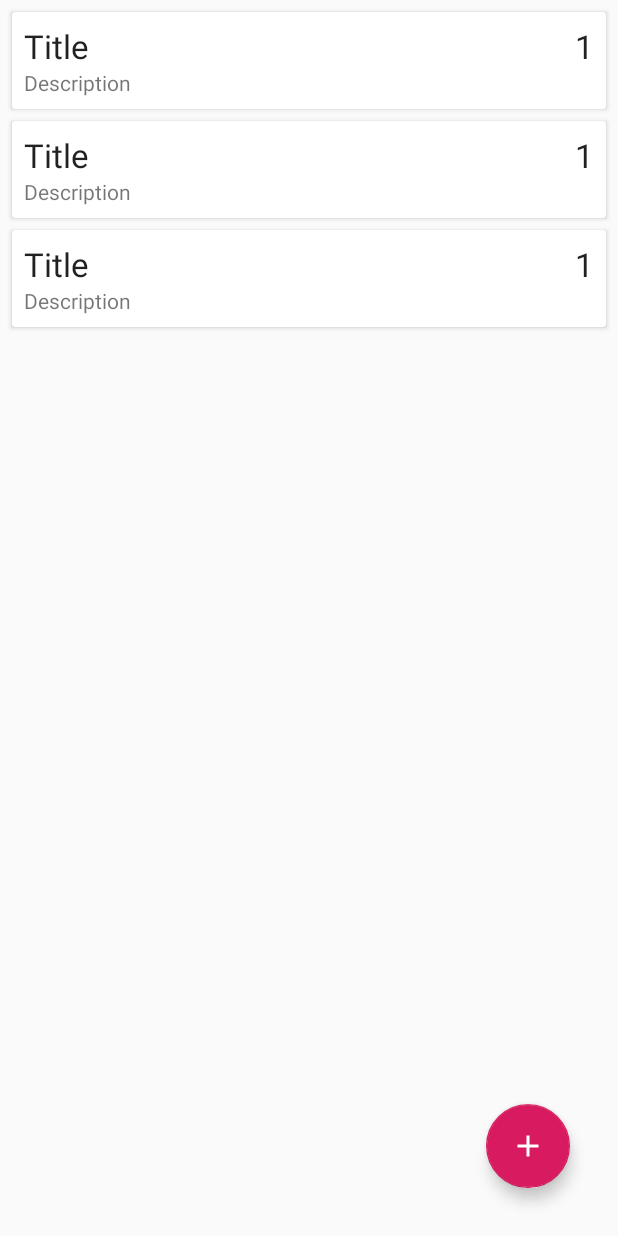
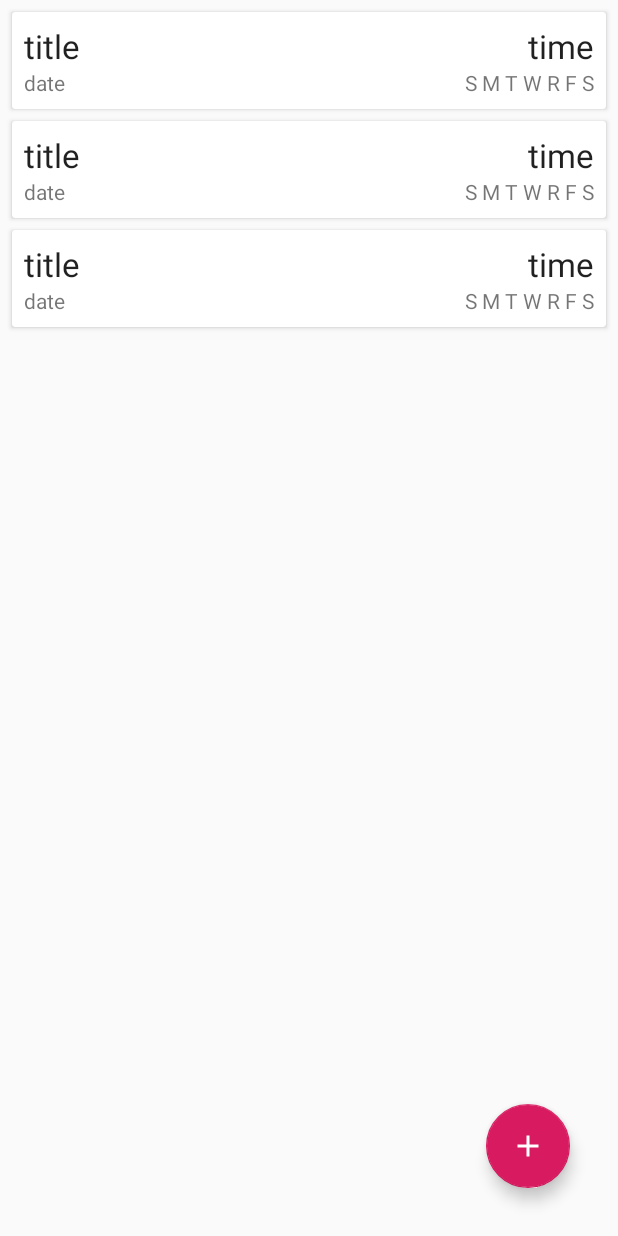
Before and after one commit to Stirk91/Android-Alarm-Clock-App, an Android app: the layout activity_main.xml on its own in the app's theme, with its tools: preview values and no code run, on a phone screen of 412 x 824 dp. Run offline under Robolectric (Android 15) with nearby library versions, the phone set to English and light mode, and no system bars.

Commit message:
Added Sets Days button and text for the days of the week in the alarm item layout

```diff
--- a/app/src/main/java/com/example/lindenstirk/customalarmmanagerv6/AlarmDao.java
+++ b/app/src/main/java/com/example/lindenstirk/customalarmmanagerv6/AlarmDao.java
@@ -25,6 +25,6 @@ public interface AlarmDao {
     @Query("DELETE FROM alarm_table")
     void deleteAllAlarms();
 
-    @Query("SELECT * FROM alarm_table ORDER BY priority DESC")
+    @Query("SELECT * FROM alarm_table ORDER BY date DESC")
     LiveData<List<Alarm>> getAllAlarms();
 }
--- a/app/src/main/java/com/example/lindenstirk/customalarmmanagerv6/AlarmDatabase.java
+++ b/app/src/main/java/com/example/lindenstirk/customalarmmanagerv6/AlarmDatabase.java
@@ -43,9 +43,9 @@ public abstract class AlarmDatabase extends RoomDatabase {
 
         @Override
         protected Void doInBackground(Void... voids) {
-            alarmDao.insert(new Alarm("Title 1", "Description 1", "1"));
-            alarmDao.insert(new Alarm("Title 2", "Description 2", "2"));
-            alarmDao.insert(new Alarm("Title 3", "Description 3", "3"));
+            alarmDao.insert(new Alarm("Alarm 1", "09:00", "12/31/2018"));
+            alarmDao.insert(new Alarm("Alarm 2", "09:00", "12/31/2018"));
+            alarmDao.insert(new Alarm("Alarm 3", "09:00", "12/31/2018"));
             return null;
         }
     }
--- /dev/null
+++ b/app/src/main/java/com/example/lindenstirk/customalarmmanagerv6/DaysPickerFragment.java
@@ -0,0 +1,4 @@
+package com.example.lindenstirk.customalarmmanagerv6;
+
+public class DaysPickerFragment {
+}
--- a/app/src/main/java/com/example/lindenstirk/customalarmmanagerv6/MainActivity.java
+++ b/app/src/main/java/com/example/lindenstirk/customalarmmanagerv6/MainActivity.java
@@ -73,8 +73,8 @@ public class MainActivity extends AppCompatActivity {
                 Intent intent = new Intent(MainActivity.this, AddEditAlarmActivity.class);
                 intent.putExtra(AddEditAlarmActivity.EXTRA_ID, alarm.getId());
                 intent.putExtra(AddEditAlarmActivity.EXTRA_TITLE, alarm.getTitle());
-                intent.putExtra(AddEditAlarmActivity.EXTRA_TIME, alarm.getDescription());
-                intent.putExtra(AddEditAlarmActivity.EXTRA_DATE, alarm.getPriority());
+                intent.putExtra(AddEditAlarmActivity.EXTRA_TIME, alarm.getTime());
+                intent.putExtra(AddEditAlarmActivity.EXTRA_DATE, alarm.getDate());
                 startActivityForResult(intent, EDIT_ALARM_REQUEST);
             }
         });
--- a/app/src/main/res/layout/alarm_item.xml
+++ b/app/src/main/res/layout/alarm_item.xml
@@ -12,11 +12,11 @@
         android:padding="8dp">
 
         <TextView
-            android:id="@+id/text_view_priority"
+            android:id="@+id/text_view_time"
             android:layout_width="wrap_content"
             android:layout_height="wrap_content"
             android:layout_alignParentEnd="true"
-            android:text="1"
+            android:text="time"
             android:textAppearance="@style/TextAppearance.AppCompat.Large" />
 
         <TextView
@@ -24,18 +24,27 @@
             android:layout_width="wrap_content"
             android:layout_height="wrap_content"
             android:layout_alignParentStart="true"
-            android:layout_toStartOf="@id/text_view_priority"
+            android:layout_toStartOf="@id/text_view_time"
             android:ellipsize="end"
             android:maxLines="1"
-            android:text="Title"
+            android:text="title"
             android:textAppearance="@style/TextAppearance.AppCompat.Large" />
 
         <TextView
-            android:id="@+id/text_view_description"
+            android:id="@+id/text_view_date"
             android:layout_width="wrap_content"
             android:layout_height="wrap_content"
             android:layout_below="@id/text_view_title"
-            android:text="Description" />
+            android:text="date" />
+
+        <TextView
+            android:id="@+id/text_view_days"
+            android:layout_width="wrap_content"
+            android:layout_height="wrap_content"
+            android:layout_below="@id/text_view_time"
+            android:layout_alignRight="@+id/text_view_time"
+            android:text="S M T W R F S" />
+
 
     </RelativeLayout>
 
--- a/app/src/main/res/values/strings.xml
+++ b/app/src/main/res/values/strings.xml
@@ -1,3 +1,3 @@
 <resources>
-    <string name="app_name">Custom Alarm Manager v6</string>
+    <string name="app_name">Custom Alarm Manager v7</string>
 </resources>
```
Also changed, not shown: app/src/main/java/com/example/lindenstirk/customalarmmanagerv6/AddEditAlarmActivity.java (+35 -9 lines), app/src/main/java/com/example/lindenstirk/customalarmmanagerv6/Alarm.java (+9 -9 lines), app/src/main/java/com/example/lindenstirk/customalarmmanagerv6/AlarmAdapter.java (+6 -6 lines), app/src/main/java/com/example/lindenstirk/customalarmmanagerv6/AlertReceiver.java (added, +17 -0 lines), app/src/main/res/layout/activity_add_alarm.xml (+7 -1 lines).
